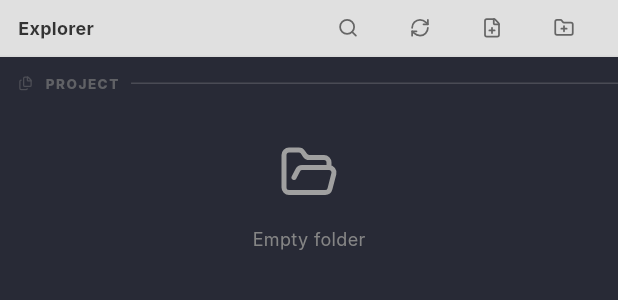
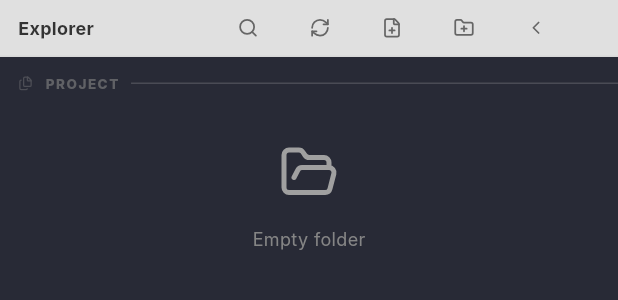
Before and after one commit to ionutzzzzz/UniLab, a Flutter app: the ExplorerPanel widget shown alone on an empty page, opened directly, on a phone screen of 412 x 824 dp. Shown: the top 300 px of the screen. Run offline on Flutter 3.47's test engine with Material 3 defaults, Android fonts, the phone set to English and light mode, and no system bars; our stand-ins replace file_picker, fl_chart, flutter_highlight, flutter_riverpod, lucide_icons_flutter, shared_preferences and 1 more; missing offline and left inert: context_menus, flex_color_picker, flutter_code_editor, flutter_pty, fuzzy, highlight and 5 more; accounts and stored records are empty; Roboto replaces fonts that are missing (Inter).

Commit message:
Toggle explorer and workspace components

```diff
--- a/frontend/lib/features/explorer/ui/explorer_panel.dart
+++ b/frontend/lib/features/explorer/ui/explorer_panel.dart
@@ -12,6 +12,7 @@ import '../../../widgets/ui_icon_button.dart';
 import '../../../providers/app_provider.dart';
 import 'package:flutter/services.dart';
 import '../../../widgets/ui_glass_container.dart';
+import '../../../core/layout/shell_layout_state.dart';
 
 class ExplorerPanel extends ConsumerStatefulWidget {
   const ExplorerPanel({super.key});
@@ -99,23 +100,24 @@ class _ExplorerPanelState extends ConsumerState<ExplorerPanel> {
               border: Border(bottom: BorderSide(color: ui.colors.divider.withValues(alpha: 0.5))),
             ),
             child: Row(
-              mainAxisAlignment: MainAxisAlignment.spaceBetween,
               children: [
-                Row(
-                  crossAxisAlignment: CrossAxisAlignment.baseline,
-                  textBaseline: TextBaseline.alphabetic,
-                  children: [
-                    UiText(
+                Expanded(
+                  flex: 1,
+                  child: UiText(
                     text: 'Explorer',
                     variant: UiTextVariant.body,
                     fontWeight: FontWeight.bold,
                     letterSpacing: 0.2,
+                    overflow: TextOverflow.ellipsis,
                   ),
-                  ],
                 ),
-                SingleChildScrollView(
+                Flexible(
+                  flex: 2,
+                  child: SingleChildScrollView(
                     scrollDirection: Axis.horizontal,
+                    reverse: true, // Scroll to the right end by default to see the collapse button
                     child: Row(
+                      mainAxisSize: MainAxisSize.min,
                       children: [
                       _HeaderAction(
                         icon: _showSearch ? LucideIcons.x : LucideIcons.search,
@@ -187,7 +189,14 @@ class _ExplorerPanelState extends ConsumerState<ExplorerPanel> {
                         tooltip: 'New Folder',
                         ui: ui,
                       ),
+                      _HeaderAction(
+                        icon: LucideIcons.chevronLeft,
+                        onPressed: () => ref.read(shellLayoutProvider.notifier).toggleLeftPanel(),
+                        tooltip: 'Collapse',
+                        ui: ui,
+                      ),
                     ],
+                  ),
                 ),
                 ),
               ],
@@ -195,7 +204,12 @@ class _ExplorerPanelState extends ConsumerState<ExplorerPanel> {
           ),
           // Tree View
           Expanded(
-            child: ListView(
+            child: LayoutBuilder(
+              builder: (context, constraints) {
+                if (constraints.maxWidth < 50) {
+                  return const SizedBox.shrink();
+                }
+                return ListView(
                   padding: EdgeInsets.symmetric(vertical: ui.spacing.xs),
                   children: [
                     _buildSectionHeader(ui, 'PROJECT'),
@@ -204,6 +218,8 @@ class _ExplorerPanelState extends ConsumerState<ExplorerPanel> {
                     else
                       ..._buildProjectTree(appProvider.projectFiles, 0, ui, appProvider),
                   ],
+                );
+              }
             ),
           ),
         ],
@@ -516,6 +532,11 @@ class _FileTreeRowState extends State<_FileTreeRow> {
   }
 
   Widget _buildRowContent(UiTheme ui, double paddingLeft, bool isSelected, bool isHighlighted) {
+    return LayoutBuilder(
+      builder: (context, constraints) {
+        if (constraints.maxWidth < paddingLeft + 30) {
+          return const SizedBox.shrink();
+        }
         return AnimatedContainer(
           duration: const Duration(milliseconds: 100),
           height: 24,
@@ -556,6 +577,8 @@ class _FileTreeRowState extends State<_FileTreeRow> {
               ),
             ],
           ),
+        );
+      }
     );
   }
 
--- a/frontend/lib/shell/main_shell.dart
+++ b/frontend/lib/shell/main_shell.dart
@@ -42,6 +42,7 @@ class MainShell extends ConsumerWidget {
               Expanded(
                 child: Row(
                   children: [
+                    if (!showLeft)
                       _buildSideRail(context, 'Explorer', LucideIcons.folder, showLeft, () {
                         ref.read(shellLayoutProvider.notifier).toggleLeftPanel();
                       }),
@@ -55,6 +56,7 @@ class MainShell extends ConsumerWidget {
                         bottomPanel: const ConsoleDock(),
                       ),
                     ),
+                    if (!showRight)
                       _buildSideRail(context, 'Workspace', LucideIcons.layoutGrid, showRight, () {
                         ref.read(shellLayoutProvider.notifier).toggleRightPanel();
                       }, isRight: true),
```
Also changed, not shown: frontend/lib/features/workspace/ui/workspace_panel.dart (+34 -4 lines), frontend/lib/features/workspace/ui/workspace_segmented.dart (+8 -1 lines), frontend/lib/shell/split_shell.dart (+37 -4 lines), 2 other files. Lines whose indentation alone changed are shown as unchanged.
